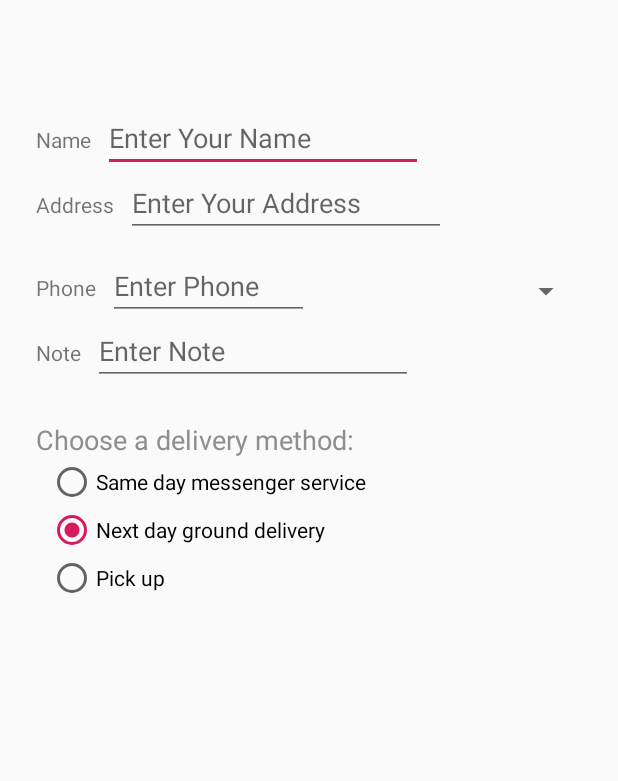
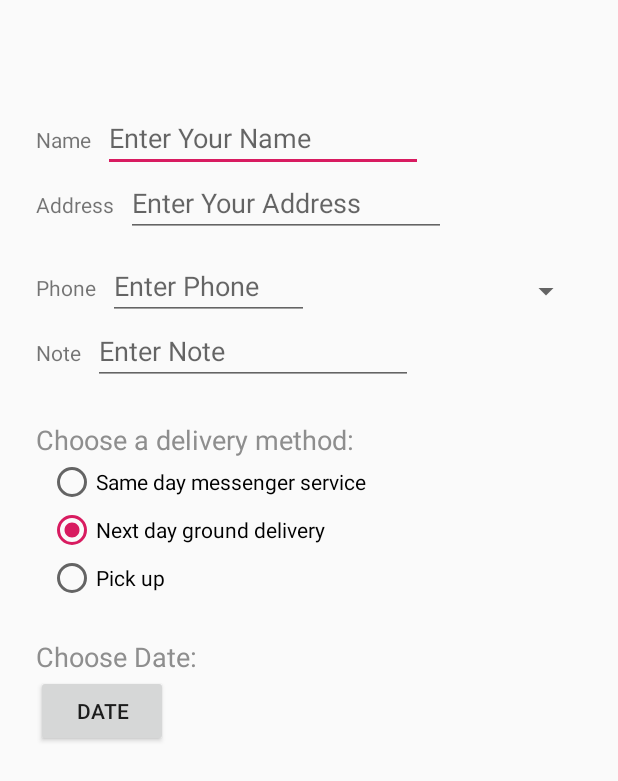
Before and after one commit to AM2037/DroidCafeInput, an Android app: the layout activity_order.xml on its own in the app's theme, with its tools: preview values and no code run, on a phone screen of 412 x 824 dp. Shown: the top 781 px of the screen. Run offline under Robolectric (Android 15) with nearby library versions, the phone set to English and light mode, and no system bars.

Commit message:
Added date picker

```diff
--- a/app/build.gradle
+++ b/app/build.gradle
@@ -24,6 +24,7 @@ dependencies {
     implementation 'androidx.appcompat:appcompat:1.1.0'
     implementation 'androidx.constraintlayout:constraintlayout:1.1.3'
     implementation 'com.google.android.material:material:1.0.0'
+    implementation 'androidx.legacy:legacy-support-v4:1.0.0'
     testImplementation 'junit:junit:4.12'
     androidTestImplementation 'androidx.test.ext:junit:1.1.1'
     androidTestImplementation 'androidx.test.espresso:espresso-core:3.2.0'
--- a/app/src/main/res/layout/activity_order.xml
+++ b/app/src/main/res/layout/activity_order.xml
@@ -36,7 +36,8 @@
         android:hint="@string/enter_name_hint"
         android:inputType="textPersonName"
         app:layout_constraintBaseline_toBaselineOf="@+id/name_label"
-        app:layout_constraintStart_toEndOf="@+id/name_label" />
+        app:layout_constraintStart_toEndOf="@+id/name_label"
+        tools:ignore="Autofill" />
 
     <TextView
         android:id="@+id/address_label"
@@ -59,7 +60,8 @@
         android:hint="@string/enter_address_hint"
         android:inputType="textMultiLine"
         app:layout_constraintBaseline_toBaselineOf="@+id/address_label"
-        app:layout_constraintStart_toEndOf="@+id/address_label" />
+        app:layout_constraintStart_toEndOf="@+id/address_label"
+        tools:ignore="Autofill" />
 
     <TextView
         android:id="@+id/phone_label"
@@ -82,20 +84,22 @@
         android:hint="@string/enter_phone_hint"
         android:inputType="phone"
         app:layout_constraintBaseline_toBaselineOf="@+id/phone_label"
-        app:layout_constraintStart_toEndOf="@+id/phone_label" />
+        app:layout_constraintStart_toEndOf="@+id/phone_label"
+        tools:ignore="Autofill" />
 
     <Spinner
         android:id="@+id/label_spinner"
         android:layout_width="@dimen/width"
         android:layout_height="wrap_content"
+        android:layout_marginStart="@dimen/margin"
+        android:layout_marginLeft="@dimen/margin"
+        android:layout_marginTop="@dimen/margin_wide"
+        android:layout_marginEnd="@dimen/margin_wide"
         android:layout_marginRight="@dimen/margin_wide"
-        android:layout_marginEnd="@dimen/margin_wide"
-        android:layout_marginLeft="@dimen/margin"
-        android:layout_marginStart="@dimen/margin"
-        android:layout_marginTop="@dimen/margin_wide"
         app:layout_constraintEnd_toEndOf="parent"
         app:layout_constraintStart_toEndOf="@id/phone_text"
         app:layout_constraintTop_toBottomOf="@id/address_text" />
+
     <TextView
         android:id="@+id/note_label"
         android:layout_width="wrap_content"
@@ -117,7 +121,8 @@
         android:hint="@string/enter_note_hint"
         android:inputType="textCapSentences|textMultiLine"
         app:layout_constraintBaseline_toBaselineOf="@id/note_label"
-        app:layout_constraintStart_toEndOf="@id/note_label" />
+        app:layout_constraintStart_toEndOf="@id/note_label"
+        tools:ignore="Autofill" />
 
     <TextView
         android:id="@+id/delivery_label"
@@ -133,6 +138,7 @@
         app:layout_constraintTop_toBottomOf="@id/note_text" />
 
     <RadioGroup
+        android:id="@+id/delivery_radio"
         android:layout_width="wrap_content"
         android:layout_height="wrap_content"
         android:layout_marginStart="@dimen/margin2"
@@ -164,5 +170,27 @@
             android:text="@string/pick_up" />
     </RadioGroup>
 
+    <TextView
+        android:id="@+id/date_label"
+        android:layout_width="match_parent"
+        android:layout_height="wrap_content"
+        android:layout_marginStart="@dimen/margin_wide"
+        android:layout_marginLeft="@dimen/margin_wide"
+        android:layout_marginTop="@dimen/margin_wide"
+        android:text="@string/date_label_text"
+        android:textColor="@color/delivery"
+        android:textSize="@dimen/radio_text"
+        app:layout_constraintLeft_toLeftOf="parent"
+        app:layout_constraintTop_toBottomOf="@+id/delivery_radio" />
 
+    <Button
+        android:id="@+id/date_btn"
+        android:layout_width="wrap_content"
+        android:layout_height="wrap_content"
+        android:layout_marginStart="@dimen/margin_wide"
+        android:layout_marginLeft="@dimen/margin_wide"
+        android:text="@string/date_btn"
+        android:onClick="showDatePicker"
+        app:layout_constraintLeft_toLeftOf="parent"
+        app:layout_constraintTop_toBottomOf="@+id/date_label" />
 </androidx.constraintlayout.widget.ConstraintLayout>
--- a/app/src/main/res/values/strings.xml
+++ b/app/src/main/res/values/strings.xml
@@ -35,4 +35,11 @@
     <string name="action_status_message">You selected Status.</string>
     <string name="action_favorites_message">You selected Favorites.</string>
     <string name="action_contact_message">You selected Contact.</string>
+    <string name="date_label_text">Choose Date:</string>
+    <string name="date_btn">Date</string>
+
+    <!-- TODO: Remove or change this placeholder text -->
+    <string name="hello_blank_fragment">Hello blank fragment</string>
+    <string name="datepicker">datePicker</string>
+    <string name="date">Date:</string>
 </resources>
```
Also changed, not shown: app/src/main/java/com/example/android/droidcafeinput/DatePickerFragment.java (added, +44 -0 lines), app/src/main/java/com/example/android/droidcafeinput/OrderActivity.java (+17 -0 lines).
